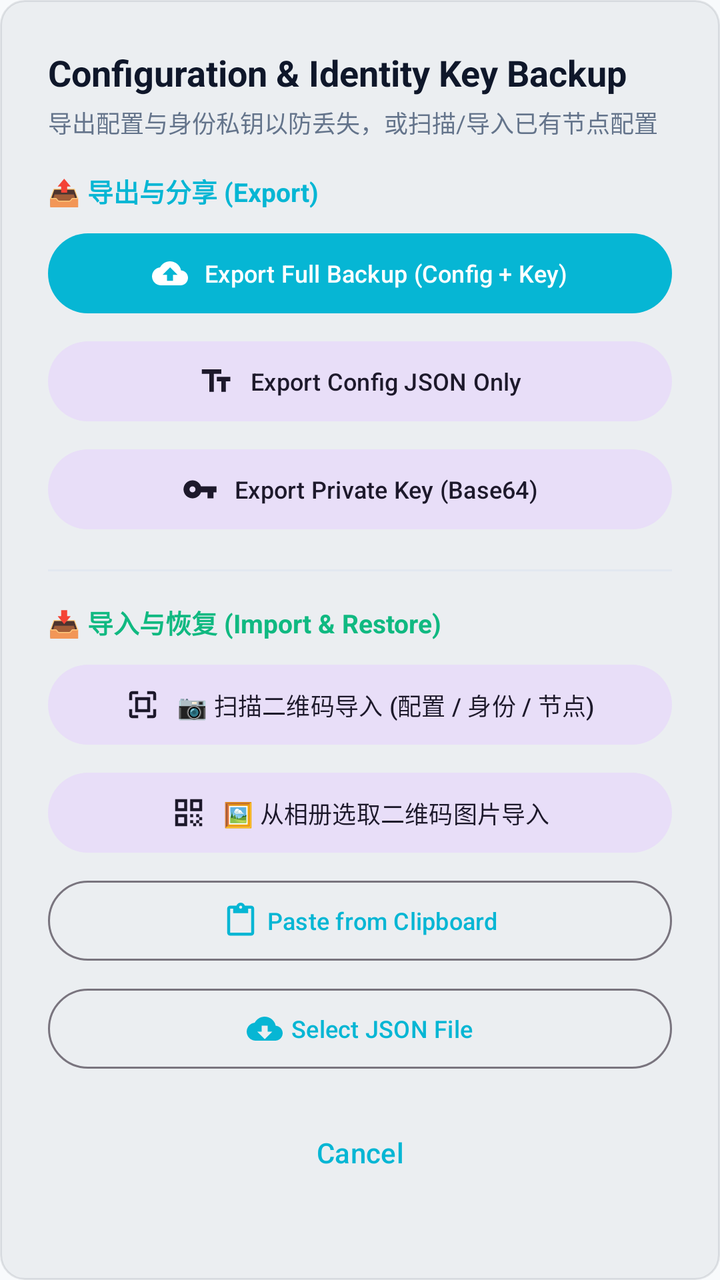
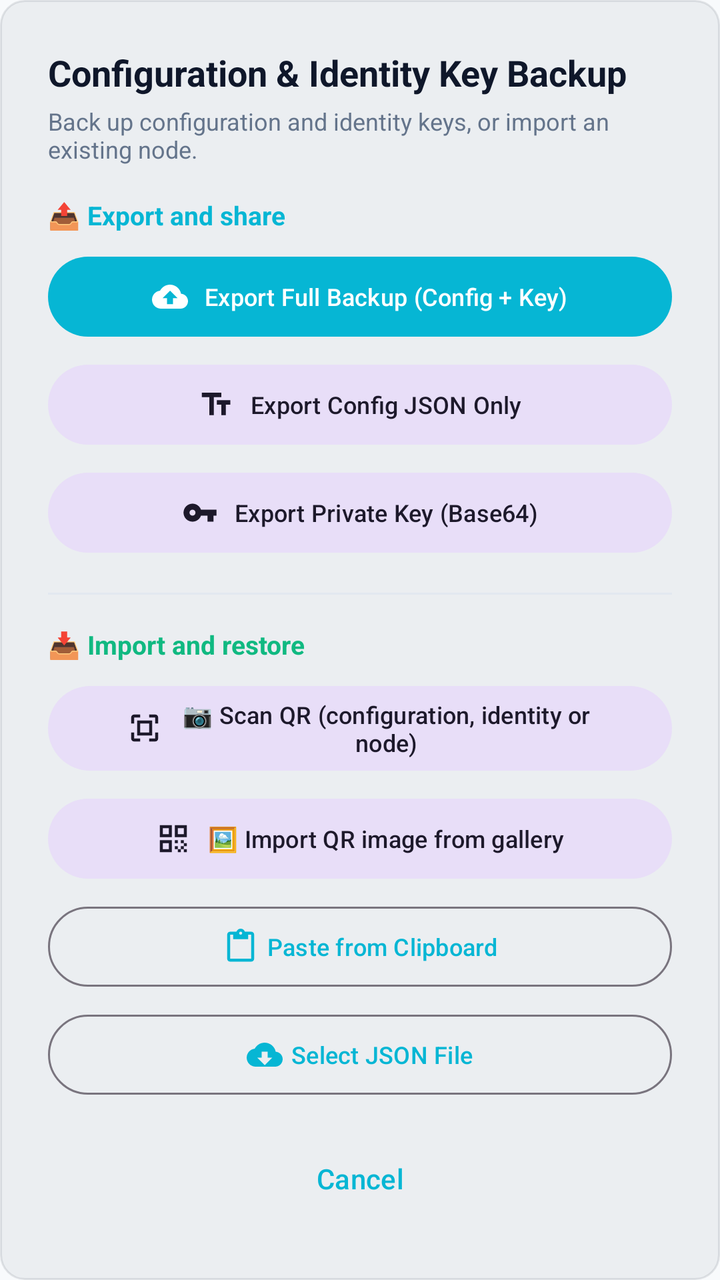

Before-and-after screenshots of an Android layout around one commit, followed by the original layout XML and the change that was made.
<!-- AndroidManifest.xml: application theme Theme.P2ptap -->
<!-- res/layout/dialog_backup.xml -->
<?xml version="1.0" encoding="utf-8"?>
<androidx.core.widget.NestedScrollView xmlns:android="http://schemas.android.com/apk/res/android"
    xmlns:app="http://schemas.android.com/apk/res-auto"
    xmlns:tools="http://schemas.android.com/tools"
    android:layout_width="match_parent"
    android:layout_height="wrap_content"
    android:background="@drawable/bg_code_block">

    <LinearLayout
        android:layout_width="match_parent"
        android:layout_height="wrap_content"
        android:orientation="vertical"
        android:padding="24dp">

        
        <TextView
            android:layout_width="wrap_content"
            android:layout_height="wrap_content"
            android:text="@string/dialog_backup_title"
            android:textColor="@color/text_primary"
            android:textSize="18sp"
            android:textStyle="bold" />

        <TextView
            android:layout_width="wrap_content"
            android:layout_height="wrap_content"
            android:layout_marginTop="4dp"
            android:layout_marginBottom="16dp"
            android:text="导出配置与身份私钥以防丢失，或扫描/导入已有节点配置"
            android:textColor="@color/text_secondary"
            android:textSize="12sp" />

        
        <TextView
            android:layout_width="wrap_content"
            android:layout_height="wrap_content"
            android:layout_marginBottom="8dp"
            android:text="📤 导出与分享 (Export)"
            android:textColor="@color/brand_primary"
            android:textSize="13sp"
            android:textStyle="bold" />

        <com.google.android.material.button.MaterialButton
            android:id="@+id/btnExportBundle"
            android:layout_width="match_parent"
            android:layout_height="wrap_content"
            android:layout_marginBottom="6dp"
            android:text="@string/action_export_bundle"
            android:textSize="12sp"
            app:icon="@drawable/ic_backup"
            app:iconGravity="textStart" />

        <com.google.android.material.button.MaterialButton
            android:id="@+id/btnExportConfig"
            style="@style/Widget.Material3.Button.TonalButton"
            android:layout_width="match_parent"
            android:layout_height="wrap_content"
            android:layout_marginBottom="6dp"
            android:text="@string/action_export_config_only"
            android:textSize="12sp"
            app:icon="@drawable/ic_text"
            app:iconGravity="textStart" />

        <com.google.android.material.button.MaterialButton
            android:id="@+id/btnExportKey"
            style="@style/Widget.Material3.Button.TonalButton"
            android:layout_width="match_parent"
            android:layout_height="wrap_content"
            android:layout_marginBottom="16dp"
            android:text="@string/action_export_key_only"
            android:textSize="12sp"
            app:icon="@drawable/ic_key"
            app:iconGravity="textStart" />

        <View
            android:layout_width="match_parent"
            android:layout_height="1dp"
            android:layout_marginBottom="16dp"
            android:background="@color/card_stroke" />

        
        <TextView
            android:layout_width="wrap_content"
            android:layout_height="wrap_content"
            android:layout_marginBottom="8dp"
            android:text="📥 导入与恢复 (Import &amp; Restore)"
            android:textColor="@color/status_connected"
            android:textSize="13sp"
            android:textStyle="bold" />

        
        <com.google.android.material.button.MaterialButton
            android:id="@+id/btnScanQrImport"
            style="@style/Widget.Material3.Button.TonalButton"
            android:layout_width="match_parent"
            android:layout_height="wrap_content"
            android:layout_marginBottom="6dp"
            android:text="📷 扫描二维码导入 (配置 / 身份 / 节点)"
            android:textSize="12sp"
            app:icon="@drawable/ic_qr_scan"
            app:iconGravity="textStart" />

        
        <com.google.android.material.button.MaterialButton
            android:id="@+id/btnGalleryQrImport"
            style="@style/Widget.Material3.Button.TonalButton"
            android:layout_width="match_parent"
            android:layout_height="wrap_content"
            android:layout_marginBottom="6dp"
            android:text="🖼️ 从相册选取二维码图片导入"
            android:textSize="12sp"
            app:icon="@drawable/ic_qr_code"
            app:iconGravity="textStart" />

        
        <com.google.android.material.button.MaterialButton
            android:id="@+id/btnPasteImport"
            style="@style/Widget.Material3.Button.OutlinedButton"
            android:layout_width="match_parent"
            android:layout_height="wrap_content"
            android:layout_marginBottom="6dp"
            android:text="@string/opt_paste_clipboard"
            android:textSize="12sp"
            app:icon="@drawable/ic_paste"
            app:iconGravity="textStart" />

        
        <com.google.android.material.button.MaterialButton
            android:id="@+id/btnFileImport"
            style="@style/Widget.Material3.Button.OutlinedButton"
            android:layout_width="match_parent"
            android:layout_height="wrap_content"
            android:layout_marginBottom="6dp"
            android:text="@string/opt_choose_file"
            android:textSize="12sp"
            app:icon="@drawable/ic_restore"
            app:iconGravity="textStart" />

        
        <com.google.android.material.button.MaterialButton
            android:id="@+id/btnCancelBackup"
            style="@style/Widget.Material3.Button.TextButton"
            android:layout_width="match_parent"
            android:layout_height="wrap_content"
            android:layout_marginTop="8dp"
            android:text="@string/btn_cancel" />

    </LinearLayout>
</androidx.core.widget.NestedScrollView>
<!-- resources referenced by this layout -->
<resources>
  <color name="brand_primary">#06B6D4</color>
  <color name="card_stroke">#E2E8F0</color>
  <color name="status_connected">#10B981</color>
  <color name="text_primary">#0F172A</color>
  <color name="text_secondary">#64748B</color>
  <!-- drawable bg_code_block (drawable) -->
  ﻿<?xml version="1.0" encoding="utf-8"?>
  <shape xmlns:android="http://schemas.android.com/apk/res/android"
      android:shape="rectangle">
      <solid android:color="#0D0F172A" />
      <corners android:radius="12dp" />
      <stroke android:width="1dp" android:color="#1A0F172A" />
  </shape>
  <!-- drawable ic_backup (drawable) -->
  <vector xmlns:android="http://schemas.android.com/apk/res/android"
      android:width="24dp"
      android:height="24dp"
      android:viewportWidth="24"
      android:viewportHeight="24">
      <path
          android:fillColor="#FFFFFFFF"
          android:pathData="M19.35,10.04C18.67,6.59 15.64,4 12,4 9.11,4 6.6,5.64 5.35,8.04 2.34,8.36 0,10.91 0,14c0,3.31 2.69,6 6,6h13c2.76,0 5,-2.24 5,-5 0,-2.64 -2.05,-4.78 -4.65,-4.96zM14,13v4h-4v-4H7l5,-5 5,5h-3z" />
  </vector>
  <!-- drawable ic_key (drawable) -->
  <vector xmlns:android="http://schemas.android.com/apk/res/android"
      android:width="24dp"
      android:height="24dp"
      android:viewportWidth="24"
      android:viewportHeight="24">
      <path
          android:fillColor="#FFFFFFFF"
          android:pathData="M12.65,10C11.83,7.67 9.61,6 7,6c-3.31,0 -6,2.69 -6,6s2.69,6 6,6c2.61,0 4.83,-1.67 5.65,-4H17v4h4v-4h2v-4H12.65zM7,14c-1.1,0 -2,-0.9 -2,-2s0.9,-2 2,-2 2,0.9 2,2 -0.9,2 -2,2z" />
  </vector>
  <!-- drawable ic_restore (drawable) -->
  <vector xmlns:android="http://schemas.android.com/apk/res/android"
      android:width="24dp"
      android:height="24dp"
      android:viewportWidth="24"
      android:viewportHeight="24">
      <path
          android:fillColor="#FFFFFFFF"
          android:pathData="M19.35,10.04C18.67,6.59 15.64,4 12,4 9.11,4 6.6,5.64 5.35,8.04 2.34,8.36 0,10.91 0,14c0,3.31 2.69,6 6,6h13c2.76,0 5,-2.24 5,-5 0,-2.64 -2.05,-4.78 -4.65,-4.96zM12,19l-5,-5h3v-4h4v4h3l-5,5z" />
  </vector>
  <!-- drawable ic_text (drawable) -->
  <vector xmlns:android="http://schemas.android.com/apk/res/android"
      android:width="24dp"
      android:height="24dp"
      android:viewportWidth="24"
      android:viewportHeight="24"
      android:tint="?attr/colorControlNormal">
      <path
          android:fillColor="@android:color/white"
          android:pathData="M2.5,4v3h5v12h3V7h5V4h-13zm19,5h-9v3h3v7h3v-7h3V9z"/>
  </vector>
  <string name="action_export_bundle">Export Full Backup (Config + Key)</string>
  <string name="action_export_config_only">Export Config JSON Only</string>
  <string name="action_export_key_only">Export Private Key (Base64)</string>
  <string name="btn_cancel">Cancel</string>
  <string name="dialog_backup_title">Configuration &amp; Identity Key Backup</string>
  <string name="opt_choose_file">Select JSON File</string>
  <string name="opt_paste_clipboard">Paste from Clipboard</string>
  <style name="Theme.P2ptap" parent="Base.Theme.P2ptap" />
  <color name="white">#FFFFFFFF</color>
  <color name="brand_secondary">#6366F1</color>
  <color name="card_bg">#FFFFFF</color>
  <color name="card_elevated">#F1F5F9</color>
  <color name="window_bg">#F8FAFC</color>
  <!-- unchanged entries left out for length: 4 -->
</resources>

<!-- the commit's change to res/layout/dialog_backup.xml (unified diff, before → after) -->
@@ -26,7 +26,7 @@
             android:layout_height="wrap_content"
             android:layout_marginTop="4dp"
             android:layout_marginBottom="16dp"
-            android:text="导出配置与身份私钥以防丢失，或扫描/导入已有节点配置"
+            android:text="@string/backup_description"
             android:textColor="@color/text_secondary"
             android:textSize="12sp" />
 
@@ -35,7 +35,7 @@
             android:layout_width="wrap_content"
             android:layout_height="wrap_content"
             android:layout_marginBottom="8dp"
-            android:text="📤 导出与分享 (Export)"
+            android:text="@string/backup_export_group"
             android:textColor="@color/brand_primary"
             android:textSize="13sp"
             android:textStyle="bold" />
@@ -83,7 +83,7 @@
             android:layout_width="wrap_content"
             android:layout_height="wrap_content"
             android:layout_marginBottom="8dp"
-            android:text="📥 导入与恢复 (Import &amp; Restore)"
+            android:text="@string/backup_import_group"
             android:textColor="@color/status_connected"
             android:textSize="13sp"
             android:textStyle="bold" />
@@ -95,7 +95,7 @@
             android:layout_width="match_parent"
             android:layout_height="wrap_content"
             android:layout_marginBottom="6dp"
-            android:text="📷 扫描二维码导入 (配置 / 身份 / 节点)"
+            android:text="@string/backup_scan_qr"
             android:textSize="12sp"
             app:icon="@drawable/ic_qr_scan"
             app:iconGravity="textStart" />
@@ -107,7 +107,7 @@
             android:layout_width="match_parent"
             android:layout_height="wrap_content"
             android:layout_marginBottom="6dp"
-            android:text="🖼️ 从相册选取二维码图片导入"
+            android:text="@string/backup_gallery_qr"
             android:textSize="12sp"
             app:icon="@drawable/ic_qr_code"
             app:iconGravity="textStart" />
<!-- resource entries referenced after the edit -->
@@ -57,6 +57,11 @@
   <string name="action_export_bundle">Export Full Backup (Config + Key)</string>
   <string name="action_export_config_only">Export Config JSON Only</string>
   <string name="action_export_key_only">Export Private Key (Base64)</string>
+  <string name="backup_description">Back up configuration and identity keys, or import an existing node.</string>
+  <string name="backup_export_group">📤 Export and share</string>
+  <string name="backup_gallery_qr">🖼️ Import QR image from gallery</string>
+  <string name="backup_import_group">📥 Import and restore</string>
+  <string name="backup_scan_qr">📷 Scan QR (configuration, identity or node)</string>
   <string name="btn_cancel">Cancel</string>
   <string name="dialog_backup_title">Configuration &amp; Identity Key Backup</string>
   <string name="opt_choose_file">Select JSON File</string>
